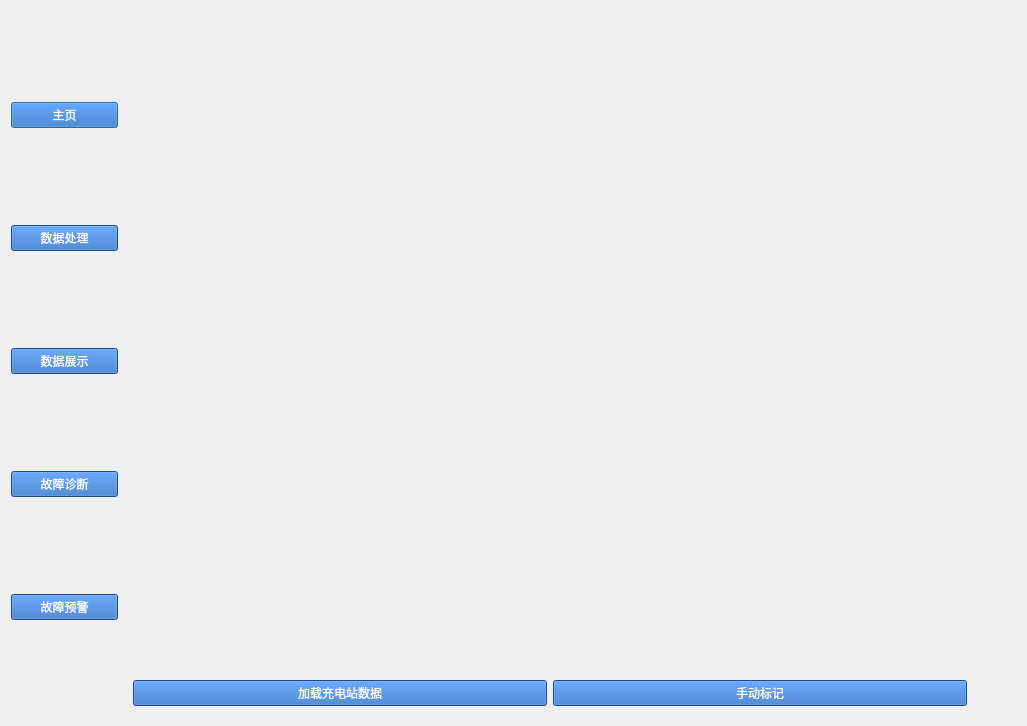
The window that v6.ui (VictorHuu/ChargeSecurityProtection) describes before a commit, drawn with Qt 5.
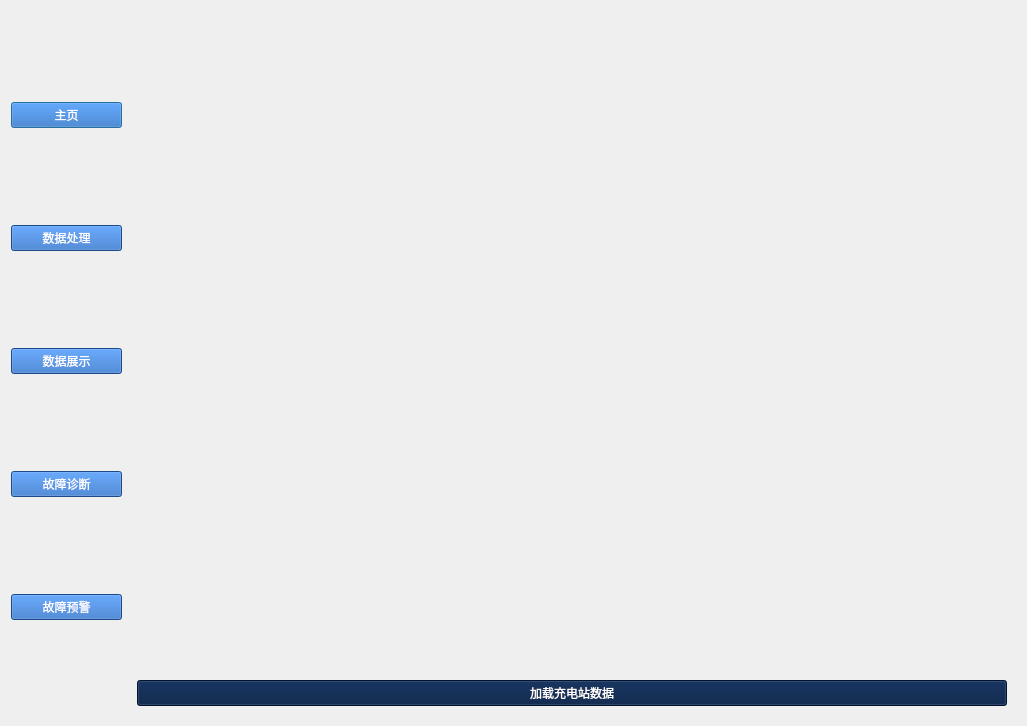
The same window after the commit. The open tabs and pages were chosen to show the change.

```diff
--- a/v6.ui
+++ b/v6.ui
@@ -15,7 +15,7 @@
   </property>
   <layout class="QGridLayout" name="gridLayout_9">
    <item row="0" column="0">
-    <layout class="QHBoxLayout" name="horizontalLayout_2" stretch="1,8,0">
+    <layout class="QHBoxLayout" name="horizontalLayout_2" stretch="1,8">
      <item>
       <layout class="QVBoxLayout" name="verticalLayout_13">
        <item>
@@ -113,16 +113,14 @@
        <widget class="QWidget" name="page_0">
         <layout class="QGridLayout" name="gridLayout_10">
          <item row="0" column="0">
-          <layout class="QGridLayout" name="gridLayout_8" rowstretch="9" columnstretch="0">
-           <item row="0" column="0">
-            <layout class="QGridLayout" name="gridLayout_7" rowstretch="0,0">
+          <layout class="QGridLayout" name="gridLayout_2">
              <item row="1" column="0">
               <widget class="QPushButton" name="pushButton_8">
                <property name="layoutDirection">
                 <enum>Qt::LeftToRight</enum>
                </property>
                <property name="styleSheet">
-                <string notr="true">background-color:rgb(38, 104, 191);
+              <string notr="true">background-color:rgb(0, 26, 65);
 color:rgb(255, 255, 255);
 font: 14pt &quot;等线&quot;;
 
@@ -133,31 +131,12 @@
                </property>
               </widget>
              </item>
-             <item row="1" column="1">
-              <widget class="QPushButton" name="pushButton_9">
-               <property name="layoutDirection">
-                <enum>Qt::LeftToRight</enum>
-               </property>
-               <property name="styleSheet">
-                <string notr="true">background-color:rgb(38, 104, 191);
-color:rgb(255, 255, 255);
-font: 14pt &quot;等线&quot;;
-
-</string>
-               </property>
-               <property name="text">
-                <string>手动标记</string>
-               </property>
-              </widget>
-             </item>
-             <item row="0" column="0" colspan="2">
+           <item row="0" column="0">
               <widget class="QWidget" name="widget" native="true"/>
              </item>
             </layout>
            </item>
           </layout>
-         </item>
-        </layout>
        </widget>
        <widget class="QWidget" name="page_1">
         <layout class="QGridLayout" name="gridLayout_11">
@@ -472,19 +451,6 @@
        </widget>
       </widget>
      </item>
-     <item>
-      <spacer name="horizontalSpacer_2">
-       <property name="orientation">
-        <enum>Qt::Horizontal</enum>
-       </property>
-       <property name="sizeHint" stdset="0">
-        <size>
-         <width>40</width>
-         <height>20</height>
-        </size>
-       </property>
-      </spacer>
-     </item>
     </layout>
    </item>
   </layout>
```
Left out of the diff: 10 changed lines with no effect on the pictures. Lines whose indentation alone changed are shown as unchanged.
